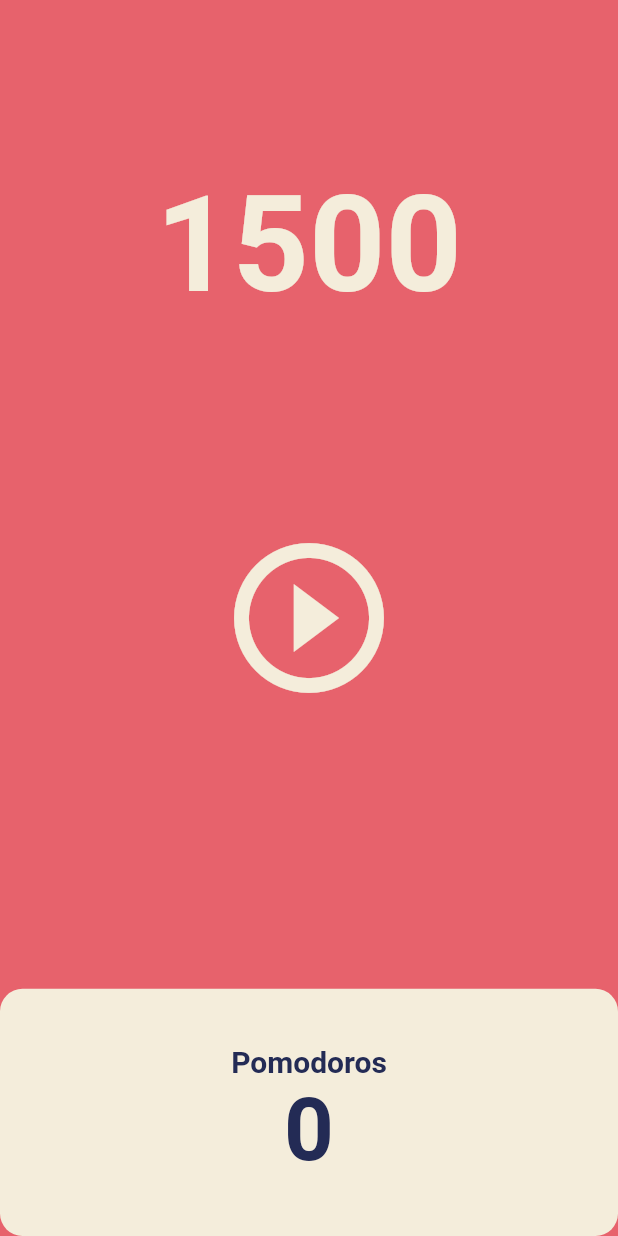
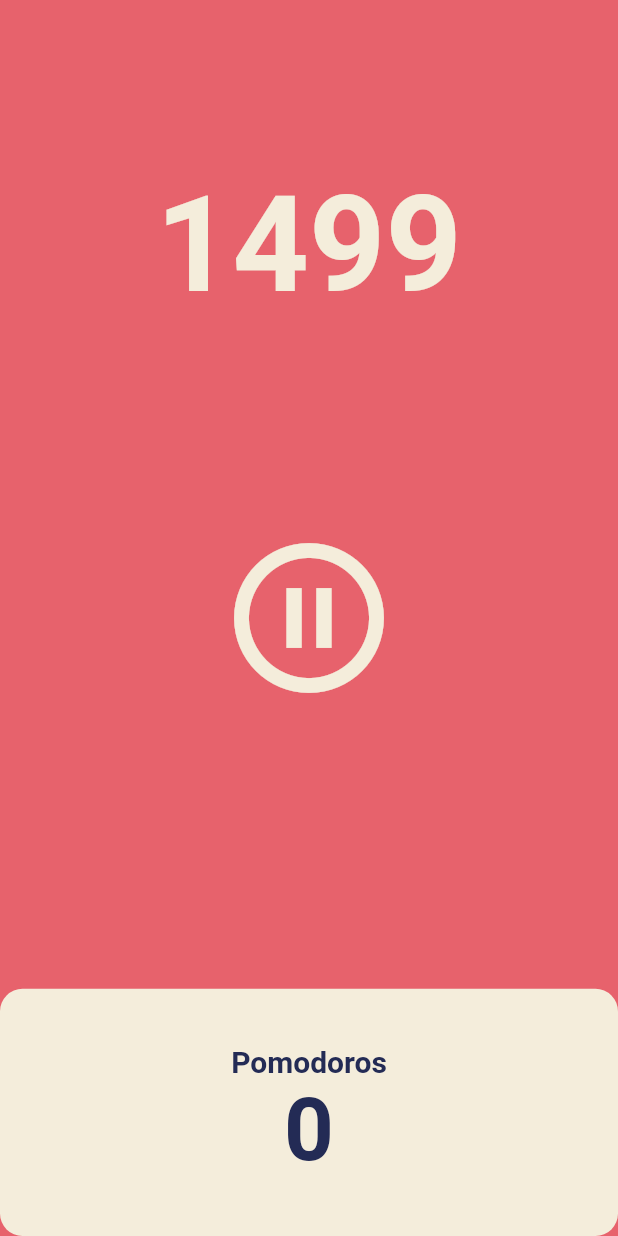
Before and after one commit to JadeKim042386/flutter-tutorial, a Flutter app: the screen it shows after launch, after a tap on the "play circle outline" icon, on a phone screen of 412 x 824 dp. Run offline on Flutter 3.47's test engine with Material 2 defaults, Android fonts, the phone set to English and light mode, and no system bars.

Commit message:
Pause Play

```diff
--- a/lib/screens/home_screen.dart
+++ b/lib/screens/home_screen.dart
@@ -11,6 +11,7 @@ class HomeScreen extends StatefulWidget {
 
 class _HomeScreenState extends State<HomeScreen> {
   int totalSeconds = 1500;
+  bool isRunning = false;
   late Timer timer;
 
   void onTick(Timer timer) {
@@ -24,6 +25,16 @@ class _HomeScreenState extends State<HomeScreen> {
       const Duration(seconds: 1),
       onTick,
     );
+    setState(() {
+      isRunning = true;
+    });
+  }
+
+  void onPausePressed() {
+    timer.cancel();
+    setState(() {
+      isRunning = false;
+    });
   }
 
   @override
@@ -53,8 +64,10 @@ class _HomeScreenState extends State<HomeScreen> {
               child: IconButton(
                 iconSize: 120,
                 color: Theme.of(context).cardColor,
-                onPressed: () {},
-                icon: const Icon(Icons.play_circle_outline),
+                onPressed: isRunning ? onPausePressed : onStartPressed,
+                icon: Icon(isRunning
+                    ? Icons.pause_circle_outline
+                    : Icons.play_circle_outline),
               ),
             ),
           ),
```
